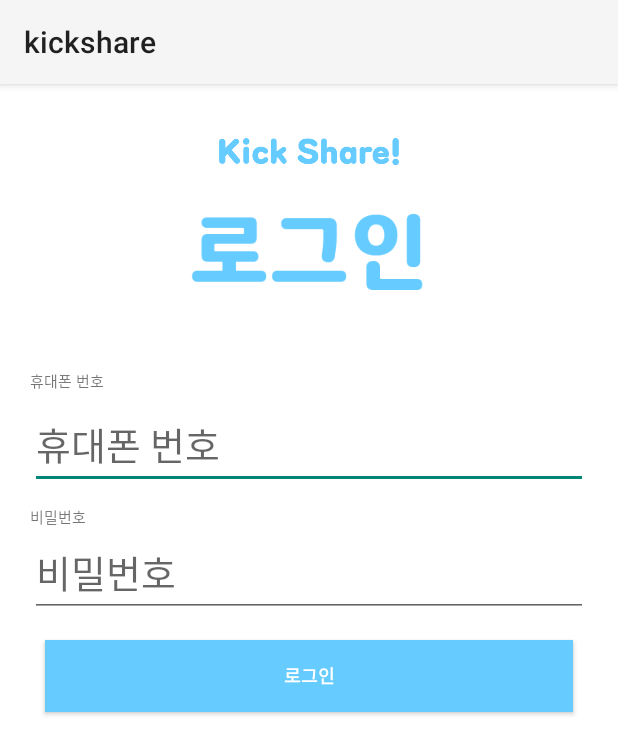
After one commit to easyriderbuf8c/Domain-Analysis-And-SW-Design-kimmalgukj, an Android app: the LoginActivity screen opened directly, with no data from a screen before it, on a phone screen of 412 x 824 dp. The commit adds this screen. Shown: the top 755 px of the screen. Run offline under Robolectric (Android 15) with nearby library versions, the light colour scheme and no system bars.

Commit message:
Add login activity

```diff
--- a/app/src/main/AndroidManifest.xml
+++ b/app/src/main/AndroidManifest.xml
@@ -9,6 +9,7 @@
         android:roundIcon="@mipmap/ic_launcher_round"
         android:supportsRtl="true"
         android:theme="@style/AppTheme">
+        <activity android:name=".main.LoginActivity"></activity>
 
         <meta-data
             android:name="com.google.android.geo.API_KEY"
--- /dev/null
+++ b/app/src/main/java/com/ajou/kickshare/main/LoginActivity.java
@@ -0,0 +1,52 @@
+package com.ajou.kickshare.main;
+
+import androidx.appcompat.app.AppCompatActivity;
+
+import android.content.Intent;
+import android.content.SharedPreferences;
+import android.os.Bundle;
+import android.view.View;
+import android.widget.Button;
+import android.widget.EditText;
+
+import com.ajou.kickshare.R;
+import com.ajou.kickshare.service.ServiceActivity;
+
+public class LoginActivity extends AppCompatActivity {
+
+    MainActivity mainActivity = (MainActivity) MainActivity._MainActivity;
+    MethodActivity methodActivity = (MethodActivity) MethodActivity._MethodActivity;
+
+    private EditText mEditNumber;
+    private Button mLoginButton;
+
+    @Override
+    protected void onCreate(Bundle savedInstanceState) {
+        super.onCreate(savedInstanceState);
+        setContentView(R.layout.activity_login);
+
+        mEditNumber = findViewById(R.id.login_et_number);
+
+//        EditText mEditPassword = findViewById(R.id.login_et_password);
+
+        mLoginButton = findViewById(R.id.login_btn);
+        mLoginButton.setOnClickListener(new View.OnClickListener() {
+            @Override
+            public void onClick(View view) {
+                SharedPreferences sharedPreferences = getSharedPreferences("UserInfo", MODE_PRIVATE);
+                SharedPreferences.Editor editor = sharedPreferences.edit();
+                String phoneNumber = mEditNumber.getText().toString(); // 사용자가 입력한 저장할 데이터
+                editor.putString("PhoneNumber", phoneNumber); // key, value 이용하여 저장
+                editor.apply(); // 최종 커밋
+
+                System.out.println("hello1" + phoneNumber);
+
+                Intent intent = new Intent(LoginActivity.this, ServiceActivity.class);
+                startActivity(intent);
+                mainActivity.finish();
+                methodActivity.finish();
+                finish();
+            }
+        });
+    }
+}
--- a/app/src/main/java/com/ajou/kickshare/service/ServiceActivity.java
+++ b/app/src/main/java/com/ajou/kickshare/service/ServiceActivity.java
@@ -40,7 +40,6 @@
             switch(item.getItemId()) {
                 case R.id.menu_home:
                     transaction.replace(R.id.service_frame_layout, homeFragment).commitAllowingStateLoss();
-
                     break;
                 case R.id.menu_help:
                     transaction.replace(R.id.service_frame_layout, helpFragment).commitAllowingStateLoss();
--- /dev/null
+++ b/app/src/main/res/layout/activity_login.xml
@@ -0,0 +1,86 @@
+<?xml version="1.0" encoding="utf-8"?>
+<RelativeLayout xmlns:android="http://schemas.android.com/apk/res/android"
+    xmlns:app="http://schemas.android.com/apk/res-auto"
+    xmlns:tools="http://schemas.android.com/tools"
+    android:background="@android:color/white"
+    android:layout_width="match_parent"
+    android:layout_height="match_parent"
+    tools:context=".main.LoginActivity">
+
+    <ImageView
+        android:id="@+id/login_img_kickshare"
+        android:layout_centerInParent="true"
+        android:layout_alignParentTop="true"
+        android:layout_marginTop="20dp"
+        android:layout_width="120dp"
+        android:layout_height="50dp"
+        android:src="@drawable/icon_kickshare" />
+
+    <ImageView
+        android:id="@+id/login_img_login"
+        android:layout_centerInParent="true"
+        android:layout_width="160dp"
+        android:layout_height="90dp"
+        android:layout_below="@+id/login_img_kickshare"
+        android:src="@drawable/icon_login" />
+
+    <TextView
+        android:id="@+id/login_tv_number"
+        android:layout_width="match_parent"
+        android:layout_height="wrap_content"
+        android:layout_marginTop="30dp"
+        android:layout_marginHorizontal="20dp"
+        android:layout_below="@+id/login_img_login"
+        android:textSize="10sp"
+        android:text="휴대폰 번호"
+        android:visibility="visible" />
+
+    <EditText
+        android:id="@+id/login_et_number"
+        android:layout_below="@+id/login_tv_number"
+        android:layout_width="match_parent"
+        android:layout_height="wrap_content"
+        android:layout_marginVertical="5dp"
+        android:layout_marginHorizontal="20dp"
+        android:inputType="phone"
+        android:textSize="25sp"
+        android:textAppearance="@style/TextAppearance.AppCompat.Body1"
+        android:hint="휴대폰 번호" />
+
+    <TextView
+        android:id="@+id/login_tv_password"
+        android:layout_below="@+id/login_et_number"
+        android:layout_width="match_parent"
+        android:layout_height="wrap_content"
+        android:layout_marginHorizontal="20dp"
+        android:layout_marginTop="5dp"
+        android:textSize="10sp"
+        android:text="비밀번호"
+        android:visibility="visible" />
+
+    <EditText
+        android:id="@+id/login_et_password"
+        android:layout_below="@id/login_tv_password"
+        android:layout_width="match_parent"
+        android:layout_height="wrap_content"
+        android:layout_marginHorizontal="20dp"
+        android:inputType="textPassword"
+        android:textSize="25sp"
+        android:textAppearance="@style/TextAppearance.AppCompat.Body1"
+        android:hint="비밀번호" />
+
+    <Button
+        android:id="@+id/login_btn"
+        android:layout_below="@+id/login_et_password"
+        android:layout_width="match_parent"
+        android:layout_height="wrap_content"
+        android:layout_gravity="bottom"
+        android:layout_marginVertical="15dp"
+        android:layout_marginHorizontal="30dp"
+        android:background="#66CCFF"
+        android:textStyle="bold"
+        android:text="로그인"
+        android:textSize="12sp"
+        android:textColor="@android:color/white" />
+
+</RelativeLayout>
--- a/app/src/main/res/values/colors.xml
+++ b/app/src/main/res/values/colors.xml
@@ -2,7 +2,7 @@
 <resources>
     <color name="colorPrimary">#6200EE</color>
     <color name="colorPrimaryDark">#3700B3</color>
-    <color name="colorAccent">#03DAC5</color>
+    <color name="colorAccent">#66CCFF</color>
     <!--bottom navigation bar-->
     <color name="navigation_color_home">#1194AA</color>
     <color name="navigation_color_help">#C9379D</color>
```
Also changed, not shown: app/src/main/java/com/ajou/kickshare/main/MainActivity.java (+7 -4 lines), app/src/main/java/com/ajou/kickshare/main/MethodActivity.java (+9 -7 lines), app/src/main/java/com/ajou/kickshare/service/InfoFragment.java (+21 -1 lines), app/src/main/res/layout/fragment_info.xml (+13 -2 lines), app/src/main/res/drawable/icon_kickshare.png (added), app/src/main/res/drawable/icon_login.png (added).
